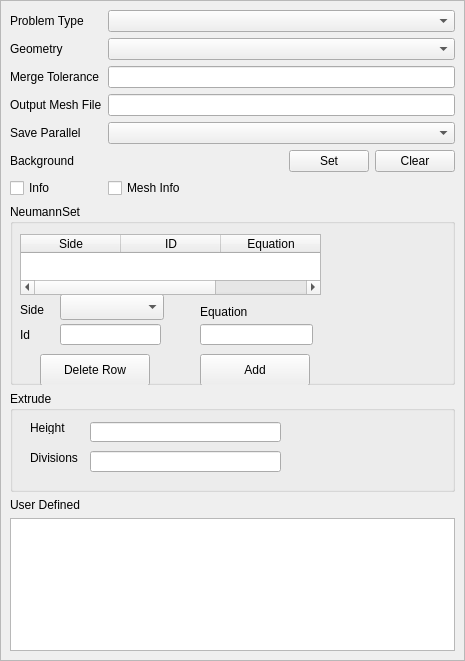
This is Application/qCoreParameters.ui in Sprunth/RGG as Qt 5 draws it before an edit. The edited form follows.
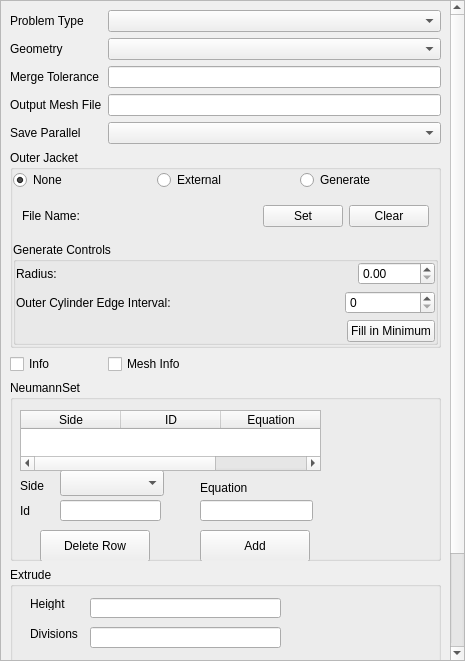
This is the edited form.

Commit message: change the interface for cylinder and add rect support

What changed in the file:
```diff
--- a/Application/qCoreParameters.ui
+++ b/Application/qCoreParameters.ui
@@ -28,7 +28,7 @@
         <x>0</x>
         <y>0</y>
         <width>448</width>
-        <height>665</height>
+        <height>846</height>
        </rect>
       </property>
       <layout class="QGridLayout" name="gridLayout_2">
@@ -51,163 +51,7 @@
          </item>
         </widget>
        </item>
-       <item row="4" column="0">
-        <widget class="QLabel" name="label_4">
-         <property name="text">
-          <string>Save Parallel</string>
-         </property>
-        </widget>
-       </item>
-       <item row="4" column="1">
-        <widget class="QComboBox" name="SaveParallel">
-         <item>
-          <property name="text">
-           <string/>
-          </property>
-         </item>
-         <item>
-          <property name="text">
-           <string>Multiple</string>
-          </property>
-         </item>
-         <item>
-          <property name="text">
-           <string>Both</string>
-          </property>
-         </item>
-         <item>
-          <property name="text">
-           <string>One</string>
-          </property>
-         </item>
-        </widget>
-       </item>
-       <item row="6" column="0">
-        <widget class="QCheckBox" name="Info">
-         <property name="text">
-          <string>Info</string>
-         </property>
-        </widget>
-       </item>
-       <item row="2" column="1">
-        <widget class="QLineEdit" name="MergeTolerance"/>
-       </item>
-       <item row="10" column="0" colspan="2">
-        <widget class="QPlainTextEdit" name="UnknownsVars"/>
-       </item>
-       <item row="2" column="0">
-        <widget class="QLabel" name="label_3">
-         <property name="text">
-          <string>Merge Tolerance</string>
-         </property>
-        </widget>
-       </item>
-       <item row="6" column="1">
-        <widget class="QCheckBox" name="MeshInfo">
-         <property name="text">
-          <string>Mesh Info</string>
-         </property>
-        </widget>
-       </item>
-       <item row="1" column="0">
-        <widget class="QLabel" name="label_2">
-         <property name="text">
-          <string>Geometry</string>
-         </property>
-        </widget>
-       </item>
-       <item row="0" column="1">
-        <widget class="QComboBox" name="ProblemType">
-         <item>
-          <property name="text">
-           <string/>
-          </property>
-         </item>
-         <item>
-          <property name="text">
-           <string>Geometry</string>
-          </property>
-         </item>
-         <item>
-          <property name="text">
-           <string>Mesh</string>
-          </property>
-         </item>
-        </widget>
-       </item>
-       <item row="0" column="0">
-        <widget class="QLabel" name="label">
-         <property name="text">
-          <string>Problem Type</string>
-         </property>
-        </widget>
-       </item>
-       <item row="9" column="0">
-        <widget class="QLabel" name="label_10">
-         <property name="text">
-          <string>User Defined</string>
-         </property>
-        </widget>
-       </item>
-       <item row="5" column="0">
-        <widget class="QLabel" name="label_11">
-         <property name="text">
-          <string>Background</string>
-         </property>
-        </widget>
-       </item>
-       <item row="5" column="1">
-        <layout class="QHBoxLayout" name="horizontalLayout">
-         <item>
-          <widget class="QLabel" name="Background">
-           <property name="text">
-            <string/>
-           </property>
-          </widget>
-         </item>
-         <item>
-          <spacer name="horizontalSpacer">
-           <property name="orientation">
-            <enum>Qt::Horizontal</enum>
-           </property>
-           <property name="sizeHint" stdset="0">
-            <size>
-             <width>40</width>
-             <height>20</height>
-            </size>
-           </property>
-          </spacer>
-         </item>
-         <item>
-          <widget class="QPushButton" name="BackgroundSetting">
-           <property name="text">
-            <string>Set</string>
-           </property>
-          </widget>
-         </item>
-         <item>
-          <widget class="QPushButton" name="BackgroundClear">
-           <property name="text">
-            <string>Clear</string>
-           </property>
-           <property name="iconSize">
-            <size>
-             <width>0</width>
-             <height>0</height>
-            </size>
-           </property>
-          </widget>
-         </item>
-        </layout>
-       </item>
-       <item row="3" column="0">
-        <widget class="QLabel" name="label_12">
-         <property name="text">
-          <string>Output Mesh File</string>
-         </property>
-        </widget>
-       </item>
-       <item row="8" column="0" colspan="2">
+       <item row="9" column="0" colspan="2">
         <widget class="QGroupBox" name="groupBox_2">
          <property name="minimumSize">
           <size>
@@ -266,7 +110,75 @@
          </widget>
         </widget>
        </item>
-       <item row="7" column="0" colspan="2">
+       <item row="10" column="0">
+        <widget class="QLabel" name="label_10">
+         <property name="text">
+          <string>User Defined</string>
+         </property>
+        </widget>
+       </item>
+       <item row="2" column="0">
+        <widget class="QLabel" name="label_3">
+         <property name="text">
+          <string>Merge Tolerance</string>
+         </property>
+        </widget>
+       </item>
+       <item row="0" column="0">
+        <widget class="QLabel" name="label">
+         <property name="text">
+          <string>Problem Type</string>
+         </property>
+        </widget>
+       </item>
+       <item row="7" column="1">
+        <widget class="QCheckBox" name="MeshInfo">
+         <property name="text">
+          <string>Mesh Info</string>
+         </property>
+        </widget>
+       </item>
+       <item row="4" column="0">
+        <widget class="QLabel" name="label_4">
+         <property name="text">
+          <string>Save Parallel</string>
+         </property>
+        </widget>
+       </item>
+       <item row="3" column="0">
+        <widget class="QLabel" name="label_12">
+         <property name="text">
+          <string>Output Mesh File</string>
+         </property>
+        </widget>
+       </item>
+       <item row="0" column="1">
+        <widget class="QComboBox" name="ProblemType">
+         <item>
+          <property name="text">
+           <string/>
+          </property>
+         </item>
+         <item>
+          <property name="text">
+           <string>Geometry</string>
+          </property>
+         </item>
+         <item>
+          <property name="text">
+           <string>Mesh</string>
+          </property>
+         </item>
+        </widget>
+       </item>
+       <item row="1" column="0">
+        <widget class="QLabel" name="label_2">
+         <property name="text">
+          <string>Geometry</string>
+         </property>
+        </widget>
+       </item>
+       <item row="8" column="0" colspan="2">
         <widget class="QGroupBox" name="groupBox">
          <property name="minimumSize">
           <size>
@@ -424,9 +336,279 @@
          </widget>
         </widget>
        </item>
+       <item row="2" column="1">
+        <widget class="QLineEdit" name="MergeTolerance"/>
+       </item>
+       <item row="4" column="1">
+        <widget class="QComboBox" name="SaveParallel">
+         <item>
+          <property name="text">
+           <string/>
+          </property>
+         </item>
+         <item>
+          <property name="text">
+           <string>Multiple</string>
+          </property>
+         </item>
+         <item>
+          <property name="text">
+           <string>Both</string>
+          </property>
+         </item>
+         <item>
+          <property name="text">
+           <string>One</string>
+          </property>
+         </item>
+        </widget>
+       </item>
+       <item row="7" column="0">
+        <widget class="QCheckBox" name="Info">
+         <property name="text">
+          <string>Info</string>
+         </property>
+        </widget>
+       </item>
+       <item row="11" column="0" colspan="2">
+        <widget class="QPlainTextEdit" name="UnknownsVars"/>
+       </item>
        <item row="3" column="1">
         <widget class="QLineEdit" name="OutputFile"/>
        </item>
+       <item row="6" column="0" colspan="2">
+        <widget class="QGroupBox" name="OuterJacket">
+         <property name="title">
+          <string>Outer Jacket</string>
+         </property>
+         <property name="checkable">
+          <bool>false</bool>
+         </property>
+         <property name="checked">
+          <bool>false</bool>
+         </property>
+         <layout class="QVBoxLayout" name="verticalLayout">
+          <property name="margin">
+           <number>0</number>
+          </property>
+          <item>
+           <layout class="QHBoxLayout" name="horizontalLayout_5">
+            <item>
+             <widget class="QRadioButton" name="NoJacket">
+              <property name="text">
+               <string>None</string>
+              </property>
+              <property name="checked">
+               <bool>true</bool>
+              </property>
+             </widget>
+            </item>
+            <item>
+             <widget class="QRadioButton" name="ExternalJacket">
+              <property name="text">
+               <string>External</string>
+              </property>
+             </widget>
+            </item>
+            <item>
+             <widget class="QRadioButton" name="GenerateJacket">
+              <property name="text">
+               <string>Generate</string>
+              </property>
+             </widget>
+            </item>
+           </layout>
+          </item>
+          <item>
+           <widget class="QWidget" name="FileName" native="true">
+            <layout class="QHBoxLayout" name="horizontalLayout">
+             <item>
+              <widget class="QLabel" name="label_11">
+               <property name="text">
+                <string>File Name:</string>
+               </property>
+              </widget>
+             </item>
+             <item>
+              <widget class="QLabel" name="Background">
+               <property name="text">
+                <string/>
+               </property>
+              </widget>
+             </item>
+             <item>
+              <spacer name="horizontalSpacer">
+               <property name="orientation">
+                <enum>Qt::Horizontal</enum>
+               </property>
+               <property name="sizeHint" stdset="0">
+                <size>
+                 <width>40</width>
+                 <height>20</height>
+                </size>
+               </property>
+              </spacer>
+             </item>
+             <item>
+              <widget class="QPushButton" name="BackgroundSetting">
+               <property name="toolTip">
+                <string/>
+               </property>
+               <property name="text">
+                <string>Set</string>
+               </property>
+              </widget>
+             </item>
+             <item>
+              <widget class="QPushButton" name="BackgroundClear">
+               <property name="text">
+                <string>Clear</string>
+               </property>
+               <property name="iconSize">
+                <size>
+                 <width>0</width>
+                 <height>0</height>
+                </size>
+               </property>
+              </widget>
+             </item>
+            </layout>
+           </widget>
+          </item>
+          <item>
+           <widget class="QGroupBox" name="GenerateControls">
+            <property name="minimumSize">
+             <size>
+              <width>0</width>
+              <height>0</height>
+             </size>
+            </property>
+            <property name="title">
+             <string>Generate Controls</string>
+            </property>
+            <property name="checkable">
+             <bool>false</bool>
+            </property>
+            <property name="checked">
+             <bool>false</bool>
+            </property>
+            <layout class="QVBoxLayout" name="verticalLayout_2">
+             <property name="margin">
+              <number>0</number>
+             </property>
+             <item>
+              <layout class="QHBoxLayout" name="horizontalLayout_2">
+               <item>
+                <widget class="QLabel" name="label_13">
+                 <property name="text">
+                  <string>Radius:</string>
+                 </property>
+                </widget>
+               </item>
+               <item>
+                <spacer name="horizontalSpacer_2">
+                 <property name="orientation">
+                  <enum>Qt::Horizontal</enum>
+                 </property>
+                 <property name="sizeHint" stdset="0">
+                  <size>
+                   <width>40</width>
+                   <height>20</height>
+                  </size>
+                 </property>
+                </spacer>
+               </item>
+               <item>
+                <widget class="QDoubleSpinBox" name="RadiusBox">
+                 <property name="toolTip">
+                  <string>Set to 0.0 to disable generation</string>
+                 </property>
+                 <property name="decimals">
+                  <number>2</number>
+                 </property>
+                 <property name="maximum">
+                  <double>10000.000000000000000</double>
+                 </property>
+                </widget>
+               </item>
+              </layout>
+             </item>
+             <item>
+              <layout class="QHBoxLayout" name="horizontalLayout_4">
+               <item>
+                <widget class="QLabel" name="label_14">
+                 <property name="text">
+                  <string>Outer Cylinder Edge Interval:</string>
+                 </property>
+                </widget>
+               </item>
+               <item>
+                <spacer name="horizontalSpacer_4">
+                 <property name="orientation">
+                  <enum>Qt::Horizontal</enum>
+                 </property>
+                 <property name="sizeHint" stdset="0">
+                  <size>
+                   <width>40</width>
+                   <height>20</height>
+                  </size>
+                 </property>
+                </spacer>
+               </item>
+               <item>
+                <widget class="QSpinBox" name="OuterEdgeInterval">
+                 <property name="minimumSize">
+                  <size>
+                   <width>90</width>
+                   <height>0</height>
+                  </size>
+                 </property>
+                 <property name="toolTip">
+                  <string>Set to zero to disable generation</string>
+                 </property>
+                 <property name="minimum">
+                  <number>0</number>
+                 </property>
+                 <property name="maximum">
+                  <number>100000</number>
+                 </property>
+                 <property name="value">
+                  <number>0</number>
+                 </property>
+                </widget>
+               </item>
+              </layout>
+             </item>
+             <item>
+              <layout class="QHBoxLayout" name="horizontalLayout_3">
+               <item>
+                <spacer name="horizontalSpacer_3">
+                 <property name="orientation">
+                  <enum>Qt::Horizontal</enum>
+                 </property>
+                 <property name="sizeHint" stdset="0">
+                  <size>
+                   <width>40</width>
+                   <height>20</height>
+                  </size>
+                 </property>
+                </spacer>
+               </item>
+               <item>
+                <widget class="QPushButton" name="CalculateDefaults">
+                 <property name="text">
+                  <string>Fill in Minimum</string>
+                 </property>
+                </widget>
+               </item>
+              </layout>
+             </item>
+            </layout>
+           </widget>
+          </item>
+         </layout>
+        </widget>
+       </item>
       </layout>
      </widget>
     </widget>
```
The commit also changes 18 other files.
